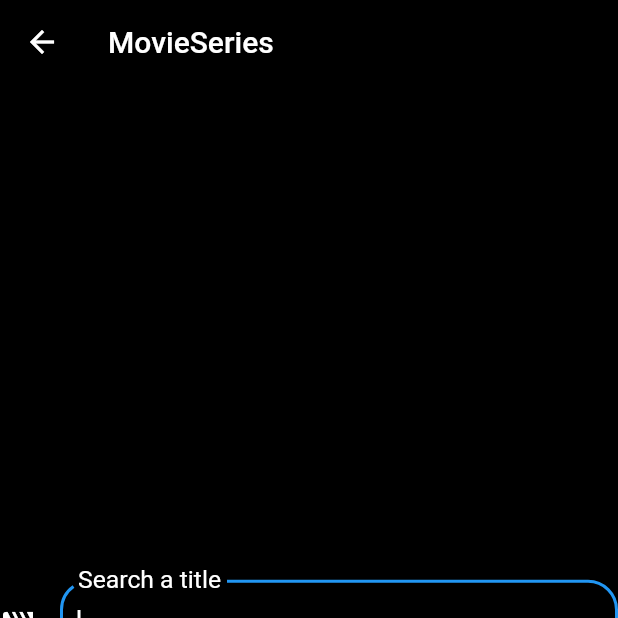
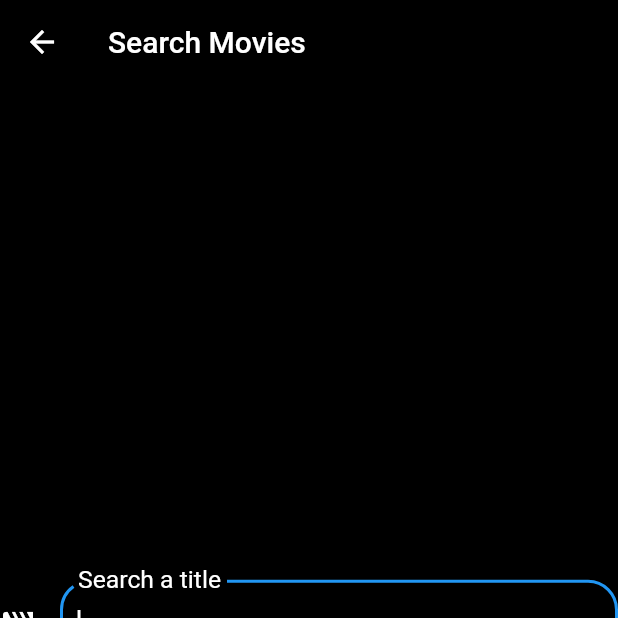
Before and after one commit to ankit-apk/movieseries, a Flutter app: the MovieSearch screen opened directly, on a phone screen of 412 x 824 dp, the top half of it. Run offline on Flutter 3.47's test engine with Material 2 defaults, Android fonts, the phone set to English and light mode, and no system bars; our stand-ins replace cached_network_image, get; network calls fail.

Commit message:
MovieSeries

```diff
--- a/lib/views/movie_search.dart
+++ b/lib/views/movie_search.dart
@@ -19,7 +19,7 @@ class _MovieSearchState extends State<MovieSearch> {
       appBar: AppBar(
         backgroundColor: Colors.transparent,
         title: Text(
-          "MovieSeries",
+          "Search Movies",
           style: TextStyle(color: Colors.white),
         ),
       ),
```
